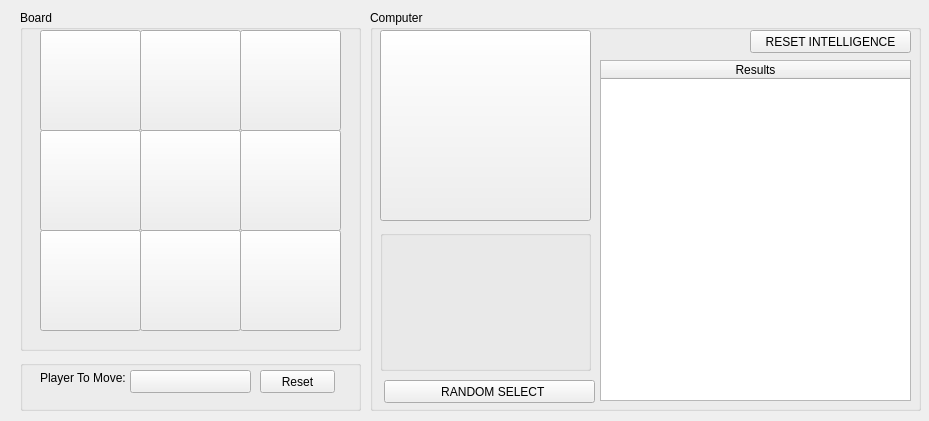
Above: hexapawn_ui.ui from acebelaro/PyHexapawn before the change. Below: the same form after it.
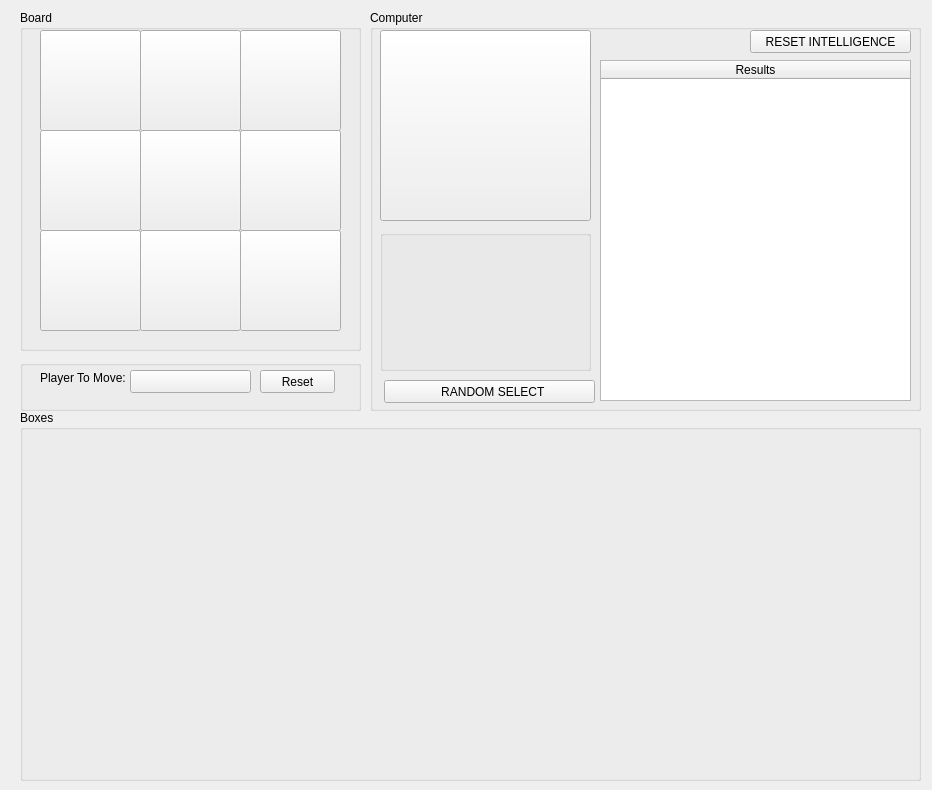
That is the form after the change.

Diff of the .ui file:
```diff
--- a/hexapawn_ui.ui
+++ b/hexapawn_ui.ui
@@ -6,8 +6,8 @@
    <rect>
     <x>0</x>
     <y>0</y>
-    <width>929</width>
-    <height>421</height>
+    <width>932</width>
+    <height>790</height>
    </rect>
   </property>
   <property name="windowTitle">
@@ -284,6 +284,19 @@
     </column>
    </widget>
   </widget>
+  <widget class="QGroupBox" name="grpBoxes">
+   <property name="geometry">
+    <rect>
+     <x>20</x>
+     <y>410</y>
+     <width>901</width>
+     <height>371</height>
+    </rect>
+   </property>
+   <property name="title">
+    <string>Boxes</string>
+   </property>
+  </widget>
  </widget>
  <resources/>
  <connections/>
```
